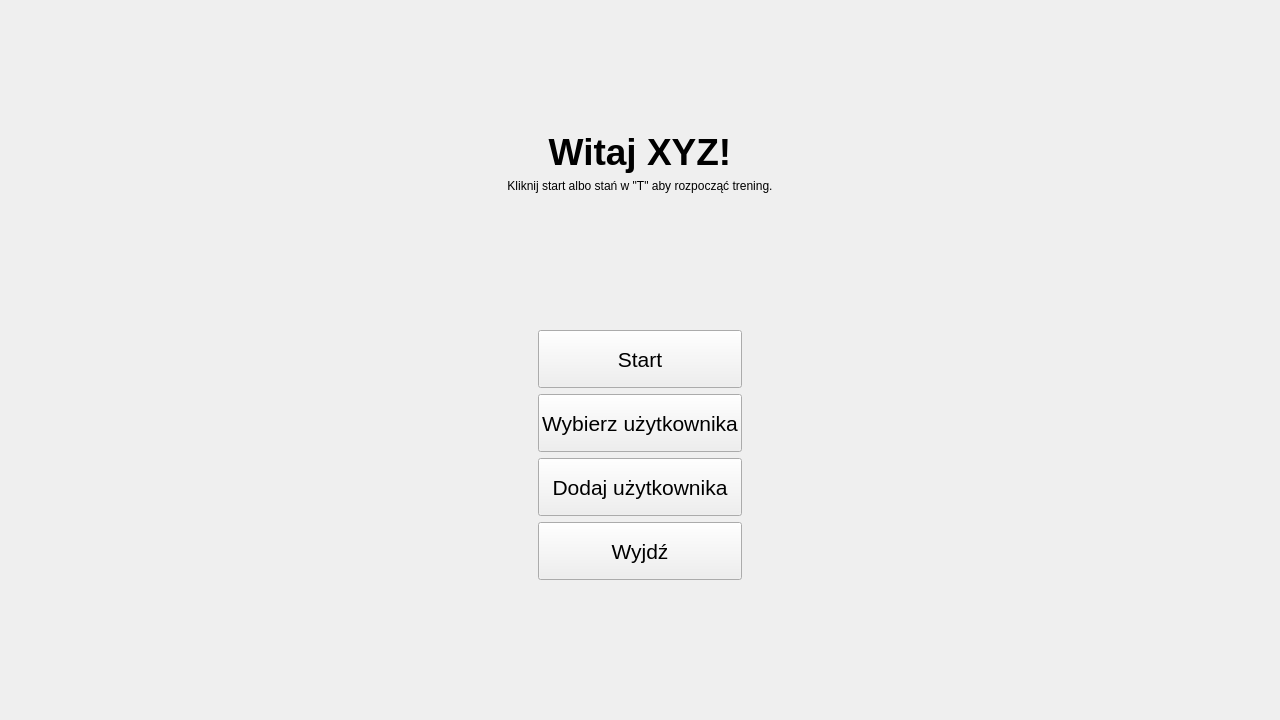
The window that OknoProgramu.ui (Igor-Plowens/Projekt-KCK-2026-Stary-Ob-z) describes before a commit, drawn with Qt 5.
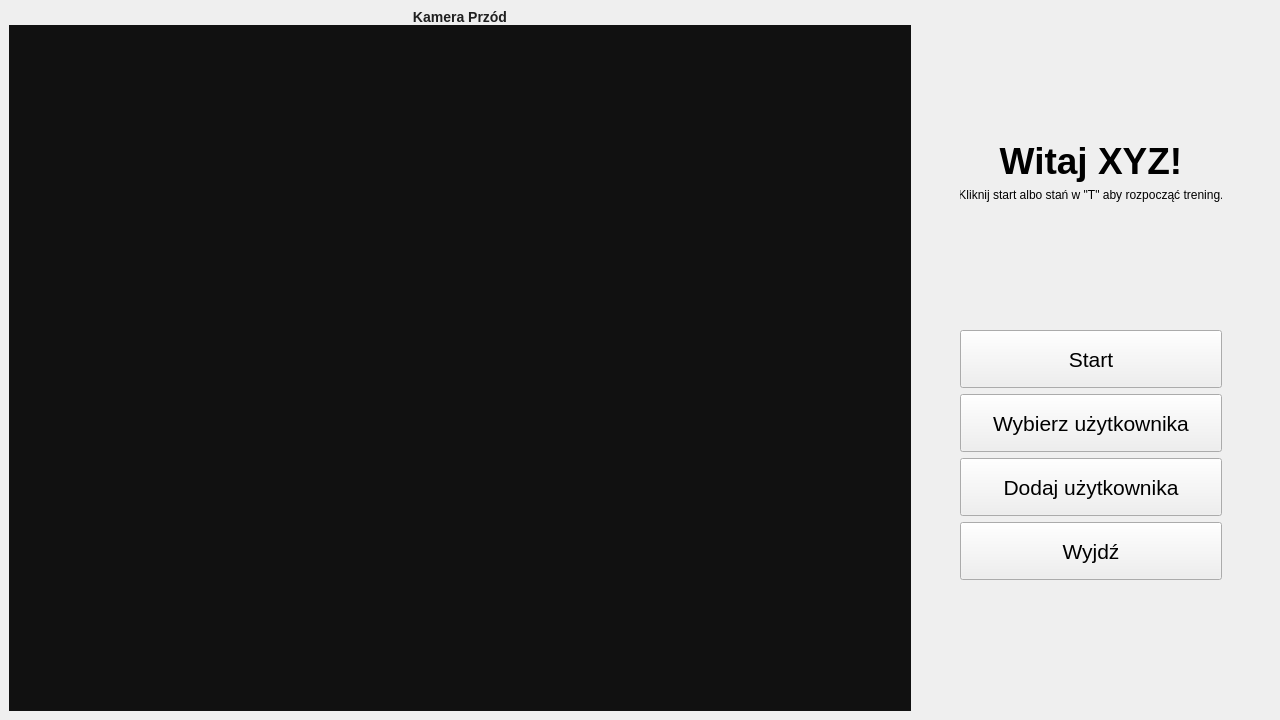
The same window after the commit. The open tabs and pages were chosen to show the change.

Commit message: dodanie podgladu z kamery na ekranie startowym w ui

```diff
--- a/OknoProgramu.ui
+++ b/OknoProgramu.ui
@@ -21,6 +21,9 @@
   </property>
   <widget class="QWidget" name="centralwidget">
    <layout class="QVBoxLayout" name="mainVerticalLayout">
+    <property name="spacing">
+     <number>0</number>
+    </property>
     <property name="leftMargin">
      <number>0</number>
     </property>
@@ -40,65 +43,95 @@
       </property>
       <widget class="QWidget" name="page_menu">
        <layout class="QVBoxLayout" name="menuLayout">
-        <item>
-         <spacer name="verticalSpacer_menu_top">
-          <property name="orientation">
-           <enum>Qt::Orientation::Vertical</enum>
-          </property>
-          <property name="sizeHint" stdset="0">
-           <size>
-            <width>20</width>
-            <height>120</height>
-           </size>
-          </property>
-         </spacer>
-        </item>
-        <item>
-         <widget class="QLabel" name="titleLabel">
-          <property name="font">
-           <font>
-            <pointsize>28</pointsize>
-            <bold>true</bold>
-           </font>
-          </property>
-          <property name="text">
-           <string>Witaj XYZ!</string>
-          </property>
-          <property name="alignment">
-           <set>Qt::AlignmentFlag::AlignCenter</set>
-          </property>
-         </widget>
-        </item>
-        <item>
-         <widget class="QLabel" name="menuSubtitleLabel">
-          <property name="text">
-           <string>Kliknij start albo stań w &quot;T&quot; aby rozpocząć trening.</string>
-          </property>
-          <property name="alignment">
-           <set>Qt::AlignmentFlag::AlignCenter</set>
-          </property>
-         </widget>
-        </item>
-        <item>
-         <spacer name="verticalSpacer_menu_mid">
-          <property name="orientation">
-           <enum>Qt::Orientation::Vertical</enum>
-          </property>
-          <property name="sizeHint" stdset="0">
-           <size>
-            <width>20</width>
-            <height>40</height>
-           </size>
-          </property>
-         </spacer>
-        </item>
         <item>
          <layout class="QHBoxLayout" name="menuButtonsOuterLayout">
+          <property name="spacing">
+           <number>0</number>
+          </property>
+          <item>
+           <widget class="QFrame" name="leftCameraFrame">
+            <property name="autoFillBackground">
+             <bool>false</bool>
+            </property>
+            <property name="styleSheet">
+             <string notr="true">QFrame#leftCameraFrame, QFrame#rightCameraFrame { background-color: transparent; border: none; }
+QLabel { font-size: 14px; font-weight: 600; color: #202020; }
+QGraphicsView { background-color: #111111; border: none; }</string>
+            </property>
+            <property name="frameShape">
+             <enum>QFrame::Shape::NoFrame</enum>
+            </property>
+            <property name="frameShadow">
+             <enum>QFrame::Shadow::Plain</enum>
+            </property>
+            <property name="lineWidth">
+             <number>0</number>
+            </property>
+            <layout class="QVBoxLayout" name="leftCameraLayout">
+             <property name="spacing">
+              <number>0</number>
+             </property>
+             <property name="leftMargin">
+              <number>0</number>
+             </property>
+             <property name="topMargin">
+              <number>0</number>
+             </property>
+             <property name="rightMargin">
+              <number>0</number>
+             </property>
+             <property name="bottomMargin">
+              <number>0</number>
+             </property>
+             <item>
+              <widget class="QLabel" name="label_KameraPrzod">
+               <property name="font">
+                <font>
+                 <pointsize>-1</pointsize>
+                 <fontweight>DemiBold</fontweight>
+                </font>
+               </property>
+               <property name="text">
+                <string>Kamera Przód</string>
+               </property>
+               <property name="alignment">
+                <set>Qt::AlignmentFlag::AlignCenter</set>
+               </property>
+              </widget>
+             </item>
+             <item>
+              <widget class="QGraphicsView" name="KameraLewa">
+               <property name="sizePolicy">
+                <sizepolicy hsizetype="Expanding" vsizetype="Expanding">
+                 <horstretch>0</horstretch>
+                 <verstretch>0</verstretch>
+                </sizepolicy>
+               </property>
+               <property name="minimumSize">
+                <size>
+                 <width>640</width>
+                 <height>0</height>
+                </size>
+               </property>
+               <property name="styleSheet">
+                <string notr="true">background-color: #111111; border: none;</string>
+               </property>
+               <property name="frameShape">
+                <enum>QFrame::Shape::NoFrame</enum>
+               </property>
+              </widget>
+             </item>
+            </layout>
+           </widget>
+          </item>
           <item>
            <spacer name="horizontalSpacer_menu_left">
             <property name="orientation">
              <enum>Qt::Orientation::Horizontal</enum>
             </property>
+            <property name="sizeType">
+             <enum>QSizePolicy::Policy::Preferred</enum>
+            </property>
             <property name="sizeHint" stdset="0">
              <size>
               <width>40</width>
@@ -109,6 +142,12 @@
           </item>
           <item>
            <widget class="QFrame" name="menuButtonPanel">
+            <property name="sizePolicy">
+             <sizepolicy hsizetype="Preferred" vsizetype="Preferred">
+              <horstretch>0</horstretch>
+              <verstretch>0</verstretch>
+             </sizepolicy>
+            </property>
             <property name="maximumSize">
              <size>
               <width>280</width>
@@ -119,6 +158,58 @@
              <enum>QFrame::Shape::NoFrame</enum>
             </property>
             <layout class="QVBoxLayout" name="verticalLayout">
+             <item>
+              <spacer name="verticalSpacer_menu_top">
+               <property name="orientation">
+                <enum>Qt::Orientation::Vertical</enum>
+               </property>
+               <property name="sizeHint" stdset="0">
+                <size>
+                 <width>20</width>
+                 <height>120</height>
+                </size>
+               </property>
+              </spacer>
+             </item>
+             <item>
+              <widget class="QLabel" name="titleLabel">
+               <property name="font">
+                <font>
+                 <pointsize>28</pointsize>
+                 <bold>true</bold>
+                </font>
+               </property>
+               <property name="text">
+                <string>Witaj XYZ!</string>
+               </property>
+               <property name="alignment">
+                <set>Qt::AlignmentFlag::AlignCenter</set>
+               </property>
+              </widget>
+             </item>
+             <item>
+              <widget class="QLabel" name="menuSubtitleLabel">
+               <property name="text">
+                <string>Kliknij start albo stań w &quot;T&quot; aby rozpocząć trening.</string>
+               </property>
+               <property name="alignment">
+                <set>Qt::AlignmentFlag::AlignCenter</set>
+               </property>
+              </widget>
+             </item>
+             <item>
+              <spacer name="verticalSpacer_menu_bottom">
+               <property name="orientation">
+                <enum>Qt::Orientation::Vertical</enum>
+               </property>
+               <property name="sizeHint" stdset="0">
+                <size>
+                 <width>20</width>
+                 <height>120</height>
+                </size>
+               </property>
+              </spacer>
+             </item>
              <item>
               <widget class="QPushButton" name="startButton">
                <property name="minimumSize">
@@ -191,6 +282,19 @@
                </property>
               </widget>
              </item>
+             <item>
+              <spacer name="verticalSpacer_menu_mid">
+               <property name="orientation">
+                <enum>Qt::Orientation::Vertical</enum>
+               </property>
+               <property name="sizeHint" stdset="0">
+                <size>
+                 <width>20</width>
+                 <height>40</height>
+                </size>
+               </property>
+              </spacer>
+             </item>
             </layout>
            </widget>
           </item>
@@ -199,6 +303,9 @@
             <property name="orientation">
              <enum>Qt::Orientation::Horizontal</enum>
             </property>
+            <property name="sizeType">
+             <enum>QSizePolicy::Policy::Preferred</enum>
+            </property>
             <property name="sizeHint" stdset="0">
              <size>
               <width>40</width>
@@ -209,19 +316,6 @@
           </item>
          </layout>
         </item>
-        <item>
-         <spacer name="verticalSpacer_menu_bottom">
-          <property name="orientation">
-           <enum>Qt::Orientation::Vertical</enum>
-          </property>
-          <property name="sizeHint" stdset="0">
-           <size>
-            <width>20</width>
-            <height>120</height>
-           </size>
-          </property>
-         </spacer>
-        </item>
        </layout>
       </widget>
       <widget class="QWidget" name="page_training">
```
Left out of the diff: 2 changed lines with no effect on the pictures.
